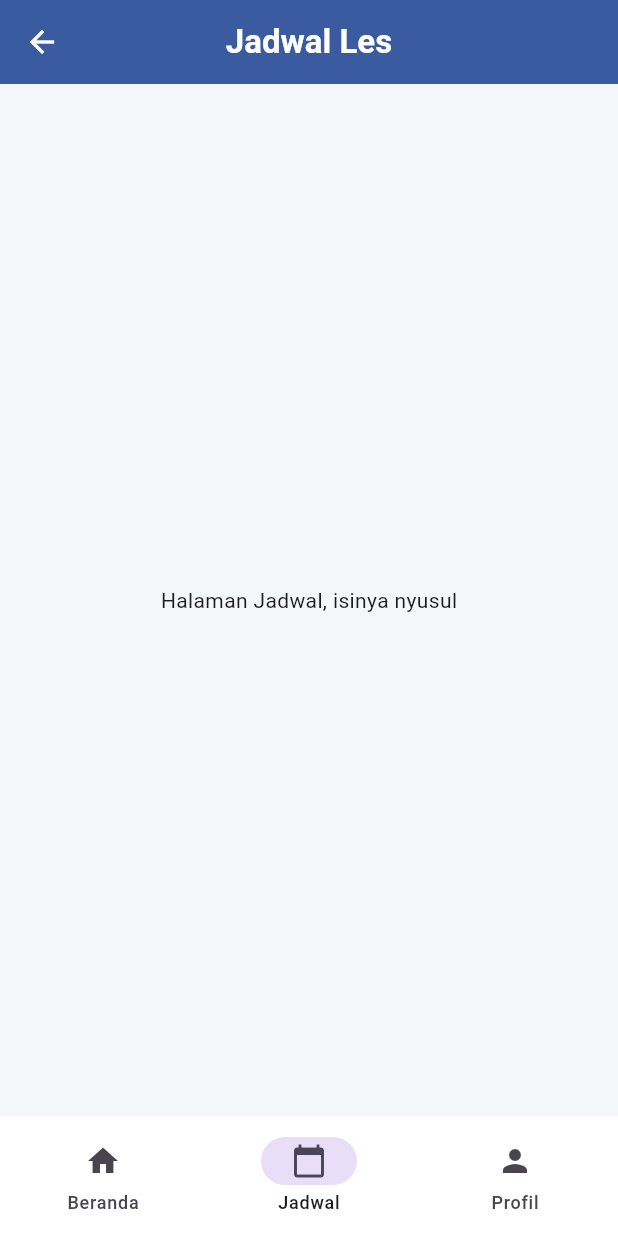
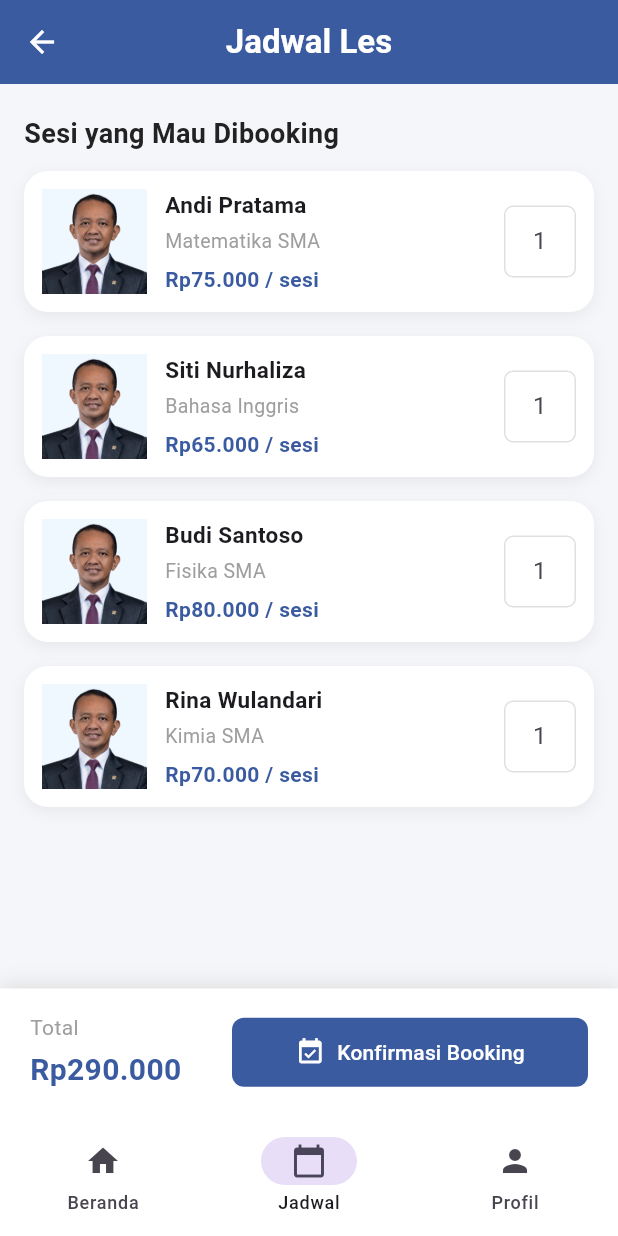
Before and after one commit to riyadiambis/PPB-BookingLesPrivat, a Flutter app: the screen it shows after launch, item 2 of the bottom bar chosen, on a phone screen of 412 x 824 dp. Run offline on Flutter 3.47's test engine with Material 3 defaults, Android fonts, the phone set to English and light mode, and no system bars.

Commit message:
Posttest 2: Tambah panel total harga di halaman Jadwal
Menambahkan panel total (Stack + Positioned + BoxShadow) yang nempel
di bawah halaman Jadwal, memperbaiki lokasi dan import KartuJadwal
yang sebelumnya belum terhubung ke JadwalPage, serta update README
dengan screenshot dan progres Posttest 2.

Co-Authored-By: Claude Sonnet 5 <noreply@anthropic.com>

```diff
--- a/lib/jadwalPage.dart
+++ b/lib/jadwalPage.dart
@@ -1,4 +1,5 @@
 import 'package:flutter/material.dart';
+import 'package:posttest1_booking_les_privat/widgets/kartuJadwal.dart';
 
 class JadwalPage extends StatelessWidget {
   const JadwalPage({super.key});
@@ -16,8 +17,149 @@ class JadwalPage extends StatelessWidget {
         centerTitle: true,
       ),
       // sementara isinya teks dulu, nanti diganti daftar jadwal
-      body: const Center(
-        child: Text('Halaman Jadwal, isinya nyusul'),
+      body: SafeArea(
+        child: Column(
+          crossAxisAlignment: CrossAxisAlignment.start,
+          children: [
+            // judul section
+            const Padding(
+              padding: EdgeInsets.fromLTRB(16, 20, 16, 12),
+              child: Text(
+                'Sesi yang Mau Dibooking',
+                style: TextStyle(
+                  fontSize: 18,
+                  fontWeight: FontWeight.bold,
+                  color: Color(0xFF222222),
+                ),
+              ),
+            ),
+            // Expanded biar Stack ngisi sisa layar di bawah judul
+            Expanded(
+              child: Stack(
+                children: [
+                  // lapisan belakang: daftar kartu yang bisa discroll
+                  SingleChildScrollView(
+                    child: Padding(
+                      // bottom 120 biar kartu terakhir gak ketutup panel total
+                      padding: const EdgeInsets.only(
+                        left: 16,
+                        right: 16,
+                        bottom: 120,
+                      ),
+                      child: Column(
+                        children: const [
+                          KartuJadwal(
+                            nama: 'Andi Pratama',
+                            mapel: 'Matematika SMA',
+                            harga: 'Rp75.000 / sesi',
+                          ),
+                          SizedBox(height: 16),
+                          KartuJadwal(
+                            nama: 'Siti Nurhaliza',
+                            mapel: 'Bahasa Inggris',
+                            harga: 'Rp65.000 / sesi',
+                          ),
+                          SizedBox(height: 16),
+                          KartuJadwal(
+                            nama: 'Budi Santoso',
+                            mapel: 'Fisika SMA',
+                            harga: 'Rp80.000 / sesi',
+                          ),
+                          SizedBox(height: 16),
+                          KartuJadwal(
+                            nama: 'Rina Wulandari',
+                            mapel: 'Kimia SMA',
+                            harga: 'Rp70.000 / sesi',
+                          ),
+                        ],
+                      ),
+                    ),
+                  ),
+                  // lapisan depan: panel total, dikunci di bawah Stack
+                  Positioned(
+                    left: 0,
+                    right: 0,
+                    bottom: 0,
+                    child: Container(
+                      padding: const EdgeInsets.symmetric(
+                        horizontal: 20,
+                        vertical: 16,
+                      ),
+                      decoration: BoxDecoration(
+                        color: Colors.white,
+                        // bayangan ke atas biar panelnya kayak ngambang
+                        boxShadow: [
+                          BoxShadow(
+                            color: Colors.grey.shade300,
+                            blurRadius: 10,
+                            offset: const Offset(0, -3),
+                          ),
+                        ],
+                      ),
+                      child: Row(
+                        children: [
+                          const Expanded(
+                            child: Column(
+                              crossAxisAlignment: CrossAxisAlignment.start,
+                              children: [
+                                Text(
+                                  'Total',
+                                  style: TextStyle(
+                                    fontSize: 14,
+                                    color: Colors.grey,
+                                  ),
+                                ),
+                                SizedBox(height: 4),
+                                Text(
+                                  'Rp290.000',
+                                  style: TextStyle(
+                                    fontSize: 20,
+                                    fontWeight: FontWeight.bold,
+                                    color: Color(0xFF3A5BA0),
+                                  ),
+                                ),
+                              ],
+                            ),
+                          ),
+                          const SizedBox(width: 16),
+                          // flex 2 artinya tombol dapet jatah lebar 2x lipat dari total
+                          Expanded(
+                            flex: 2,
+                            child: SizedBox(
+                              height: 46,
+                              child: ElevatedButton(
+                                onPressed: () {},
+                                style: ElevatedButton.styleFrom(
+                                  backgroundColor: const Color(0xFF3A5BA0),
+                                  foregroundColor: Colors.white,
+                                  elevation: 0,
+                                  shape: RoundedRectangleBorder(
+                                    borderRadius: BorderRadius.circular(8),
+                                  ),
+                                ),
+                                child: const Row(
+                                  mainAxisAlignment: MainAxisAlignment.center,
+                                  children: [
+                                    Icon(Icons.event_available, size: 20),
+                                    SizedBox(width: 8),
+                                    Text(
+                                      'Konfirmasi Booking',
+                                      style: TextStyle(fontSize: 14),
+                                    ),
+                                  ],
+                                ),
+                              ),
+                            ),
+                          ),
+                        ],
+                      ),
+                    ),
+                  ),
+                ],
+              ),
+            ),
+          ],
+        ),
       ),
       // nav bawah, index 1 artinya tab Jadwal yang lagi aktif
       bottomNavigationBar: NavigationBar(
--- /dev/null
+++ b/lib/widgets/kartuJadwal.dart
@@ -0,0 +1,96 @@
+import 'package:flutter/material.dart';
+
+class KartuJadwal extends StatelessWidget {
+  // data yang dikirim dari JadwalPage, biar tiap kartu isinya beda
+  final String nama;
+  final String mapel;
+  final String harga;
+
+  const KartuJadwal({
+    super.key,
+    required this.nama,
+    required this.mapel,
+    required this.harga,
+  });
+
+  @override
+  Widget build(BuildContext context) {
+    return Container(
+      padding: const EdgeInsets.all(12),
+      decoration: BoxDecoration(
+        color: Colors.white,
+        borderRadius: BorderRadius.circular(16),
+        boxShadow: [
+          BoxShadow(
+            color: Colors.black.withOpacity(0.06),
+            blurRadius: 8,
+            offset: const Offset(0, 3),
+          ),
+        ],
+      ),
+      child: Row(
+        children: [
+          // foto tutor dari assets
+          Image.asset(
+            'assets/tutor.png',
+            width: 70,
+            height: 70,
+            fit: BoxFit.cover,
+          ),
+          const SizedBox(width: 12),
+          // info tutor, pakai Expanded biar ngisi ruang tengah
+          Expanded(
+            child: Column(
+              crossAxisAlignment: CrossAxisAlignment.start,
+              children: [
+                Text(
+                  nama,
+                  style: const TextStyle(
+                    fontWeight: FontWeight.bold,
+                    fontSize: 15,
+                  ),
+                ),
+                const SizedBox(height: 4),
+                Text(
+                  mapel,
+                  style: const TextStyle(color: Colors.grey, fontSize: 13),
+                ),
+                const SizedBox(height: 6),
+                Text(
+                  harga,
+                  style: const TextStyle(
+                    fontWeight: FontWeight.bold,
+                    color: Color(0xFF3A5BA0),
+                    fontSize: 14,
+                  ),
+                ),
+              ],
+            ),
+          ),
+          const SizedBox(width: 12),
+          // input jumlah sesi, keyboardnya angka
+          SizedBox(
+            width: 48,
+            height: 48,
+            child: TextField(
+              keyboardType: TextInputType.number,
+              textAlign: TextAlign.center,
+              decoration: InputDecoration(
+                hintText: '1',
+                contentPadding: const EdgeInsets.symmetric(vertical: 12),
+                border: OutlineInputBorder(
+                  borderRadius: BorderRadius.circular(6),
+                  borderSide: BorderSide(color: Colors.grey.shade300),
+                ),
+                enabledBorder: OutlineInputBorder(
+                  borderRadius: BorderRadius.circular(6),
+                  borderSide: BorderSide(color: Colors.grey.shade300),
+                ),
+              ),
+            ),
+          ),
+        ],
+      ),
+    );
+  }
+}
```
Also changed, not shown: docs/screenshot-jadwal.png (added), widgets/kartuJadwal.dart (deleted), 1 other file.
